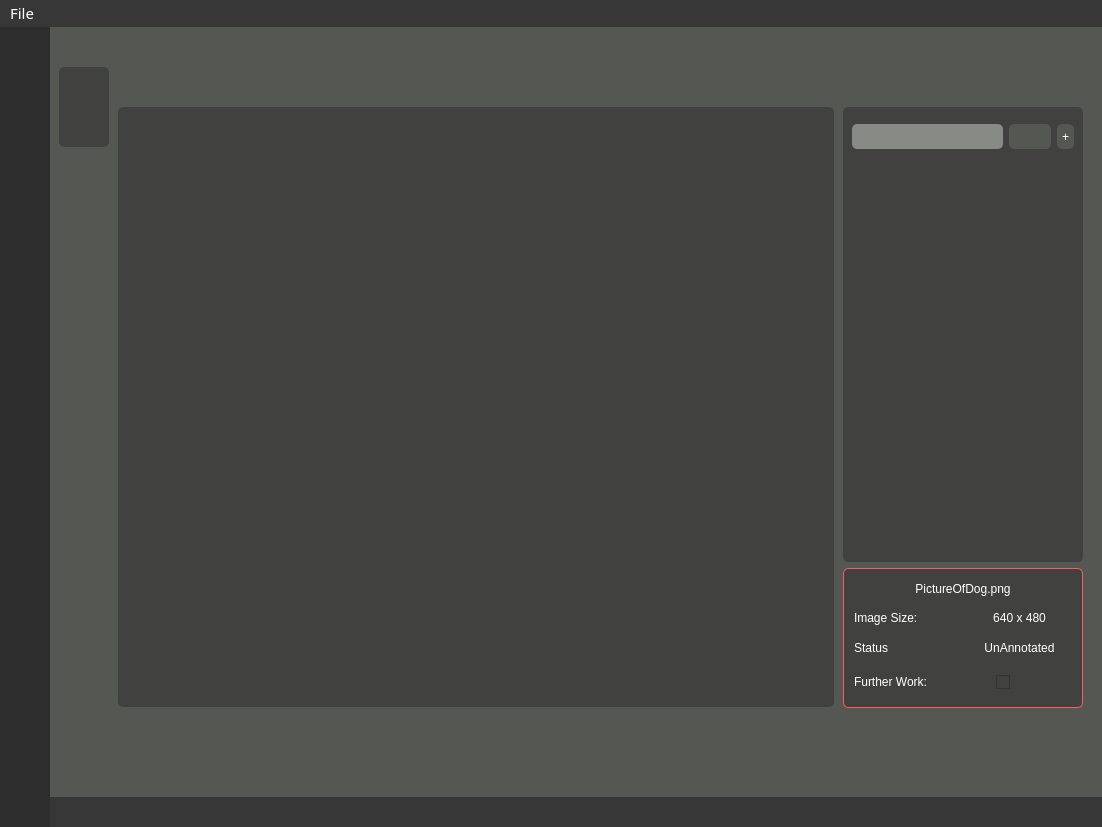
Before: the Qt Designer form yoloAnt.ui in Lachie1011/YoloAnt, drawn with Qt 5.
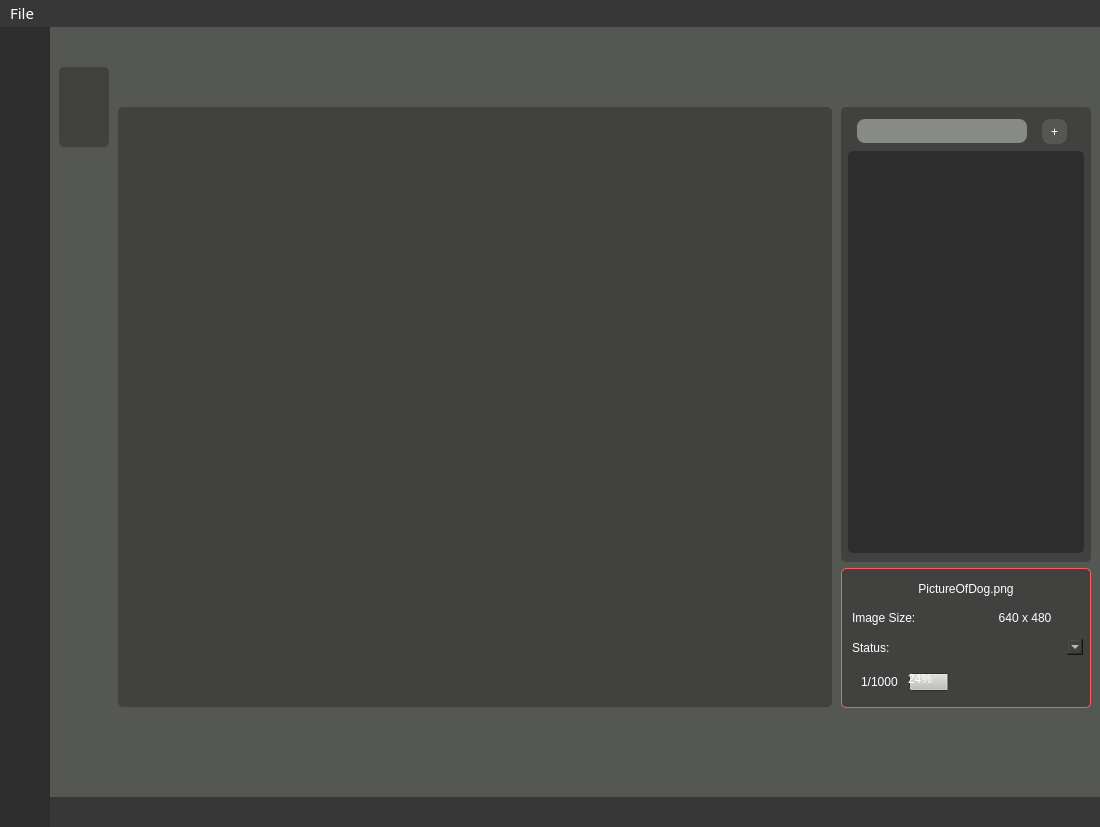
After: the same form once the commit is applied. Icons and pictures are not drawn. Custom widgets are drawn as their Qt base class.

Commit message: Added class and annotations list to annotation page. Implemented edit switch

What changed in the file:
```diff
--- a/yoloAnt.ui
+++ b/yoloAnt.ui
@@ -6,7 +6,7 @@
    <rect>
     <x>0</x>
     <y>0</y>
-    <width>1102</width>
+    <width>1100</width>
     <height>824</height>
    </rect>
   </property>
@@ -1123,7 +1123,7 @@
                <number>80</number>
               </property>
               <property name="rightMargin">
-               <number>10</number>
+               <number>0</number>
               </property>
               <item>
                <widget class="QFrame" name="classInfoFrame">
@@ -1156,14 +1156,26 @@
                  <enum>QFrame::Raised</enum>
                 </property>
                 <layout class="QVBoxLayout" name="verticalLayout_12">
+                 <property name="spacing">
+                  <number>5</number>
+                 </property>
+                 <property name="leftMargin">
+                  <number>7</number>
+                 </property>
+                 <property name="rightMargin">
+                  <number>7</number>
+                 </property>
                  <item>
                   <widget class="QFrame" name="frame_5">
                    <property name="maximumSize">
                     <size>
                      <width>16777215</width>
-                     <height>50</height>
+                     <height>30</height>
                     </size>
                    </property>
+                   <property name="styleSheet">
+                    <string notr="true"/>
+                   </property>
                    <property name="frameShape">
                     <enum>QFrame::StyledPanel</enum>
                    </property>
@@ -1171,6 +1183,9 @@
                     <enum>QFrame::Raised</enum>
                    </property>
                    <layout class="QHBoxLayout" name="horizontalLayout_14">
+                    <property name="spacing">
+                     <number>3</number>
+                    </property>
                     <property name="leftMargin">
                      <number>0</number>
                     </property>
@@ -1180,50 +1195,94 @@
                     <property name="rightMargin">
                      <number>0</number>
                     </property>
+                    <property name="bottomMargin">
+                     <number>0</number>
+                    </property>
                     <item>
-                     <widget class="QLineEdit" name="lineEdit">
-                      <property name="maximumSize">
-                       <size>
-                        <width>16777215</width>
-                        <height>25</height>
-                       </size>
-                      </property>
+                     <widget class="QFrame" name="classSearchAddFrame">
                       <property name="styleSheet">
-                       <string notr="true">background-color: rgb(136, 138, 133);
+                       <string notr="true">background-color: rgb(65, 66, 64);
+border-radius: 5px;
+border-bottom-left-radius: 0px; 
+border-bottom-right-radius: 0px;</string>
+                      </property>
+                      <property name="frameShape">
+                       <enum>QFrame::StyledPanel</enum>
+                      </property>
+                      <property name="frameShadow">
+                       <enum>QFrame::Raised</enum>
+                      </property>
+                      <layout class="QHBoxLayout" name="horizontalLayout_17">
+                       <property name="leftMargin">
+                        <number>0</number>
+                       </property>
+                       <property name="topMargin">
+                        <number>3</number>
+                       </property>
+                       <property name="rightMargin">
+                        <number>5</number>
+                       </property>
+                       <property name="bottomMargin">
+                        <number>3</number>
+                       </property>
+                       <item>
+                        <widget class="QLineEdit" name="classSearchLineEdit">
+                         <property name="maximumSize">
+                          <size>
+                           <width>170</width>
+                           <height>25</height>
+                          </size>
+                         </property>
+                         <property name="styleSheet">
+                          <string notr="true">background-color: rgb(136, 138, 133);
 font: 75 12pt &quot;Gotham Rounded&quot;;
-color: rgb(255, 255, 255);</string>
-                      </property>
+color: rgb(255, 255, 255);
+border-radius: 8px;</string>
+                         </property>
+                        </widget>
+                       </item>
+                       <item>
+                        <widget class="QPushButton" name="classAddAnnoPageBtn">
+                         <property name="minimumSize">
+                          <size>
+                           <width>25</width>
+                           <height>25</height>
+                          </size>
+                         </property>
+                         <property name="maximumSize">
+                          <size>
+                           <width>25</width>
+                           <height>25</height>
+                          </size>
+                         </property>
+                         <property name="styleSheet">
+                          <string notr="true">background-color: rgb(85, 87, 83);
+border-radius: 8px;</string>
+                         </property>
+                         <property name="text">
+                          <string>+</string>
+                         </property>
+                        </widget>
+                       </item>
+                      </layout>
                      </widget>
                     </item>
                     <item>
-                     <widget class="QPushButton" name="pushButton">
-                      <property name="maximumSize">
+                     <widget class="QFrame" name="editSwitchFrame">
+                      <property name="minimumSize">
                        <size>
-                        <width>16777215</width>
-                        <height>25</height>
+                        <width>0</width>
+                        <height>0</height>
                        </size>
                       </property>
                       <property name="styleSheet">
-                       <string notr="true">background-color: rgb(85, 87, 83);</string>
+                       <string notr="true">background-color: rgb(65, 66, 64);</string>
                       </property>
-                      <property name="text">
-                       <string/>
+                      <property name="frameShape">
+                       <enum>QFrame::StyledPanel</enum>
                       </property>
-                     </widget>
-                    </item>
-                    <item>
-                     <widget class="QPushButton" name="pushButton_2">
-                      <property name="maximumSize">
-                       <size>
-                        <width>16777215</width>
-                        <height>25</height>
-                       </size>
-                      </property>
-                      <property name="styleSheet">
-                       <string notr="true">background-color: rgb(85, 87, 83);</string>
-                      </property>
-                      <property name="text">
-                       <string>+</string>
+                      <property name="frameShadow">
+                       <enum>QFrame::Raised</enum>
                       </property>
                      </widget>
                     </item>
@@ -1231,7 +1290,11 @@
                   </widget>
                  </item>
                  <item>
-                  <widget class="QFrame" name="frame_6">
+                  <widget class="QFrame" name="classSelectAnnoPageFrame">
+                   <property name="styleSheet">
+                    <string notr="true">background-color: rgb(45, 45, 45);
+</string>
+                   </property>
                    <property name="frameShape">
                     <enum>QFrame::StyledPanel</enum>
                    </property>
@@ -1291,7 +1354,7 @@
                   <number>5</number>
                  </property>
                  <item>
-                  <widget class="QLabel" name="label_4">
+                  <widget class="QLabel" name="imageName">
                    <property name="styleSheet">
                     <string notr="true">border : 1px solid rgb(65, 66, 64);
 font: 75 bold 12pt &quot;Gotham Rounded&quot;;</string>
@@ -1381,19 +1444,12 @@
                     <item>
                      <widget class="QLabel" name="label_10">
                       <property name="text">
-                       <string>Status</string>
+                       <string>Status:</string>
                       </property>
                      </widget>
                     </item>
                     <item>
-                     <widget class="QLabel" name="label_11">
-                      <property name="text">
-                       <string>UnAnnotated</string>
-                      </property>
-                      <property name="alignment">
-                       <set>Qt::AlignCenter</set>
-                      </property>
-                     </widget>
+                     <widget class="QComboBox" name="comboBox_2"/>
                     </item>
                    </layout>
                   </widget>
@@ -1410,57 +1466,25 @@
                     <enum>QFrame::Raised</enum>
                    </property>
                    <layout class="QHBoxLayout" name="horizontalLayout_13">
-                    <property name="leftMargin">
-                     <number>0</number>
-                    </property>
                     <item>
-                     <widget class="QLabel" name="label_8">
+                     <widget class="QLabel" name="label_4">
                       <property name="text">
-                       <string>Further Work:</string>
+                       <string>1/1000</string>
                       </property>
                      </widget>
                     </item>
                     <item>
-                     <spacer name="horizontalSpacer_16">
-                      <property name="orientation">
-                       <enum>Qt::Horizontal</enum>
-                      </property>
-                      <property name="sizeHint" stdset="0">
-                       <size>
-                        <width>40</width>
-                        <height>20</height>
-                       </size>
-                      </property>
-                     </spacer>
-                    </item>
-                    <item>
-                     <widget class="QCheckBox" name="checkBox">
+                     <widget class="QProgressBar" name="progressBar">
                       <property name="maximumSize">
                        <size>
-                        <width>16</width>
-                        <height>16</height>
-                       </size>
-                      </property>
-                      <property name="styleSheet">
-                       <string notr="true">color: rgb(105, 105, 105);</string>
-                      </property>
-                      <property name="text">
-                       <string/>
-                      </property>
-                     </widget>
-                    </item>
-                    <item>
-                     <spacer name="horizontalSpacer_15">
-                      <property name="orientation">
-                       <enum>Qt::Horizontal</enum>
-                      </property>
-                      <property name="sizeHint" stdset="0">
-                       <size>
-                        <width>20</width>
+                        <width>16777215</width>
                         <height>20</height>
                        </size>
                       </property>
-                     </spacer>
+                      <property name="value">
+                       <number>24</number>
+                      </property>
+                     </widget>
                     </item>
                    </layout>
                   </widget>
@@ -2805,7 +2829,7 @@
     <rect>
      <x>0</x>
      <y>0</y>
-     <width>1102</width>
+     <width>1100</width>
      <height>23</height>
     </rect>
    </property>
```
Left out of the diff: 12 changed lines with no effect on the pictures. The commit also changes 13 other files.
